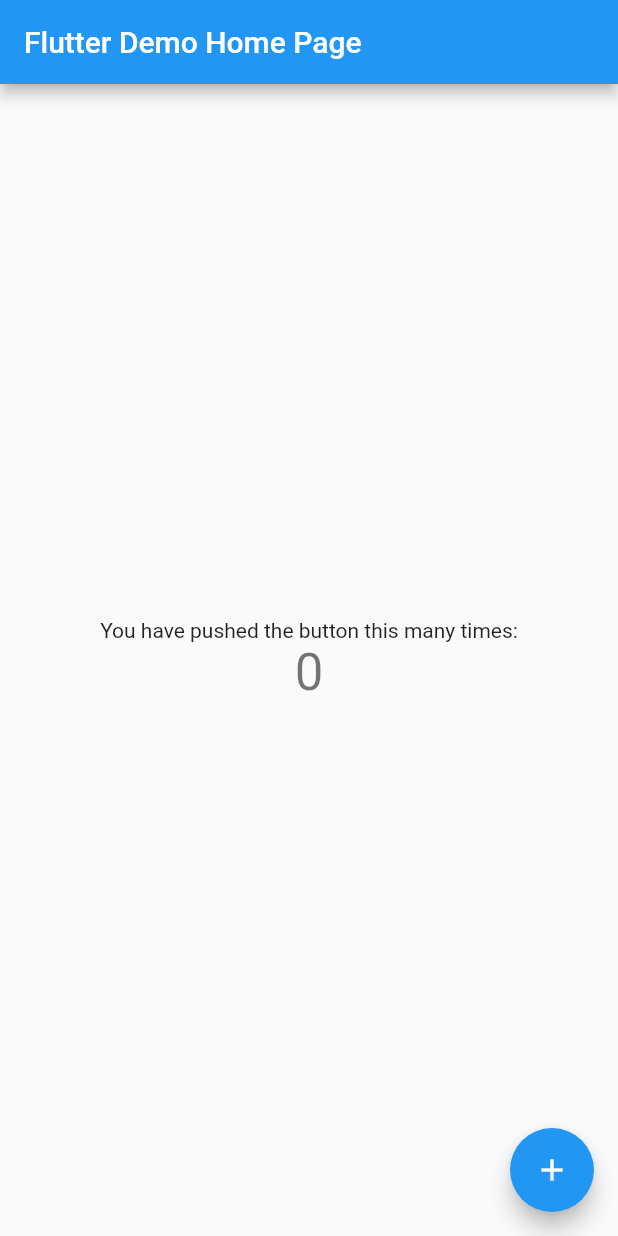
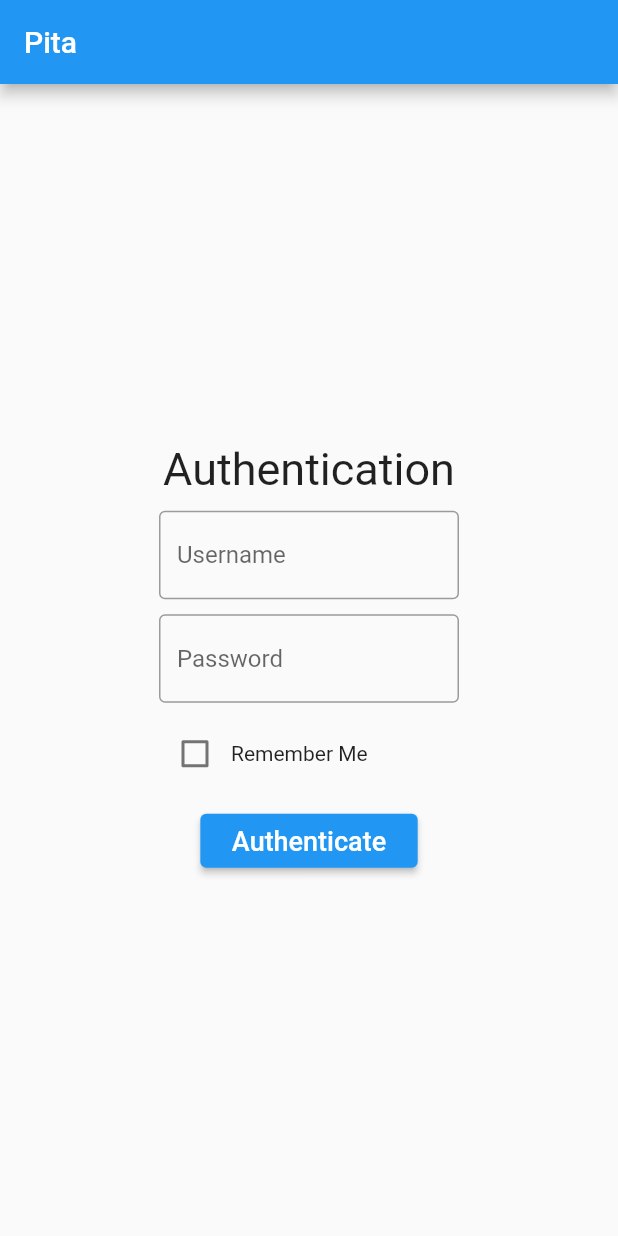
Before and after one commit to megahomyak/pita, a Flutter app: the screen it shows after launch, on a phone screen of 412 x 824 dp. Run offline on Flutter 3.47's test engine with Material 2 defaults, Android fonts, the phone set to English and light mode, and no system bars.

Commit message:
Made a basic authentication screen

```diff
--- /dev/null
+++ b/lib/authentication.dart
@@ -0,0 +1,91 @@
+import 'package:flutter/material.dart';
+
+class AuthenticationScreen extends StatefulWidget {
+  const AuthenticationScreen({super.key});
+
+  @override
+  State<AuthenticationScreen> createState() => _AuthenticationScreenState();
+}
+
+class _AuthenticationScreenState extends State<AuthenticationScreen> {
+  bool rememberMe = false;
+  final usernameController = TextEditingController();
+  final passwordController = TextEditingController();
+
+  void authenticate(BuildContext context) {
+    showDialog(
+        context: context,
+        builder: (context) {
+          return AlertDialog(
+              content: Text(
+                  usernameController.text + ", " + passwordController.text));
+        });
+  }
+
+  @override
+  void dispose() {
+    usernameController.dispose();
+    passwordController.dispose();
+    super.dispose();
+  }
+
+  @override
+  Widget build(BuildContext context) {
+    return Scaffold(
+        appBar: AppBar(
+          title: const Text("Pita"),
+        ),
+        body: Center(
+          child: Column(
+              mainAxisAlignment: MainAxisAlignment.center,
+              crossAxisAlignment: CrossAxisAlignment.center,
+              children: [
+                const Text("Authentication", style: TextStyle(fontSize: 30)),
+                const SizedBox(height: 10),
+                Container(
+                    constraints: const BoxConstraints(maxWidth: 200),
+                    child: TextField(
+                        controller: usernameController,
+                        decoration: const InputDecoration(
+                            hintText: "Username",
+                            border: OutlineInputBorder()))),
+                const SizedBox(height: 10),
+                Container(
+                  constraints: const BoxConstraints(maxWidth: 200),
+                  child: TextField(
+                      obscureText: true,
+                      controller: passwordController,
+                      autocorrect: false,
+                      decoration: const InputDecoration(
+                          hintText: "Password", border: OutlineInputBorder())),
+                ),
+                const SizedBox(height: 10),
+                Container(
+                    constraints: const BoxConstraints(maxWidth: 200),
+                    child: Row(
+                      children: [
+                        Checkbox(
+                            value: rememberMe,
+                            onChanged: (state) {
+                              setState(() {
+                                rememberMe = state!;
+                              });
+                            }),
+                        const Text("Remember Me")
+                      ],
+                    )),
+                const SizedBox(height: 10),
+                ElevatedButton(
+                    onPressed: () {
+                      authenticate(context);
+                    },
+                    child: const Padding(
+                        padding: EdgeInsets.all(5),
+                        child: Text(
+                          "Authenticate",
+                          style: TextStyle(fontSize: 18),
+                        ))),
+              ]),
+        ));
+  }
+}
--- a/lib/main.dart
+++ b/lib/main.dart
@@ -1,4 +1,6 @@
 import 'package:flutter/material.dart';
+import 'authentication.dart';
+import 'package:flutter/rendering.dart';
 
 void main() {
   runApp(const MyApp());
@@ -10,106 +12,9 @@
   // This widget is the root of your application.
   @override
   Widget build(BuildContext context) {
-    return MaterialApp(
-      title: 'Flutter Demo',
-      theme: ThemeData(
-        // This is the theme of your application.
-        //
-        // Try running your application with "flutter run". You'll see the
-        // application has a blue toolbar. Then, without quitting the app, try
-        // changing the primarySwatch below to Colors.green and then invoke
-        // "hot reload" (press "r" in the console where you ran "flutter run",
-        // or simply save your changes to "hot reload" in a Flutter IDE).
-        // Notice that the counter didn't reset back to zero; the application
-        // is not restarted.
-        primarySwatch: Colors.blue,
-      ),
-      home: const MyHomePage(title: 'Flutter Demo Home Page'),
+    return const MaterialApp(
+      title: 'Pita',
+      home: AuthenticationScreen(),
     );
   }
 }
-
-class MyHomePage extends StatefulWidget {
-  const MyHomePage({super.key, required this.title});
-
-  // This widget is the home page of your application. It is stateful, meaning
-  // that it has a State object (defined below) that contains fields that affect
-  // how it looks.
-
-  // This class is the configuration for the state. It holds the values (in this
-  // case the title) provided by the parent (in this case the App widget) and
-  // used by the build method of the State. Fields in a Widget subclass are
-  // always marked "final".
-
-  final String title;
-
-  @override
-  State<MyHomePage> createState() => _MyHomePageState();
-}
-
-class _MyHomePageState extends State<MyHomePage> {
-  int _counter = 0;
-
-  void _incrementCounter() {
-    setState(() {
-      // This call to setState tells the Flutter framework that something has
-      // changed in this State, which causes it to rerun the build method below
-      // so that the display can reflect the updated values. If we changed
-      // _counter without calling setState(), then the build method would not be
-      // called again, and so nothing would appear to happen.
-      _counter++;
-    });
-  }
-
-  @override
-  Widget build(BuildContext context) {
-    // This method is rerun every time setState is called, for instance as done
-    // by the _incrementCounter method above.
-    //
-    // The Flutter framework has been optimized to make rerunning build methods
-    // fast, so that you can just rebuild anything that needs updating rather
-    // than having to individually change instances of widgets.
-    return Scaffold(
-      appBar: AppBar(
-        // Here we take the value from the MyHomePage object that was created by
-        // the App.build method, and use it to set our appbar title.
-        title: Text(widget.title),
-      ),
-      body: Center(
-        // Center is a layout widget. It takes a single child and positions it
-        // in the middle of the parent.
-        child: Column(
-          // Column is also a layout widget. It takes a list of children and
-          // arranges them vertically. By default, it sizes itself to fit its
-          // children horizontally, and tries to be as tall as its parent.
-          //
-          // Invoke "debug painting" (press "p" in the console, choose the
-          // "Toggle Debug Paint" action from the Flutter Inspector in Android
-          // Studio, or the "Toggle Debug Paint" command in Visual Studio Code)
-          // to see the wireframe for each widget.
-          //
-          // Column has various properties to control how it sizes itself and
-          // how it positions its children. Here we use mainAxisAlignment to
-          // center the children vertically; the main axis here is the vertical
-          // axis because Columns are vertical (the cross axis would be
-          // horizontal).
-          mainAxisAlignment: MainAxisAlignment.center,
-          children: <Widget>[
-            const Text(
-              'You have pushed the button this many times:',
-            ),
-            Text(
-              '$_counter',
-              style: Theme.of(context).textTheme.headline4,
-            ),
-          ],
-        ),
-      ),
-      floatingActionButton: FloatingActionButton(
-        onPressed: _incrementCounter,
-        tooltip: 'Increment',
-        child: const Icon(Icons.add),
-      ), // This trailing comma makes auto-formatting nicer for build methods.
-    );
-  }
-}
```
